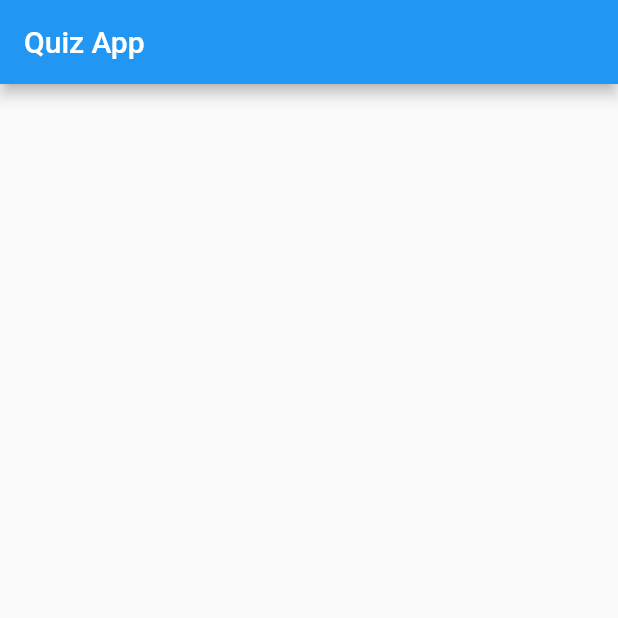
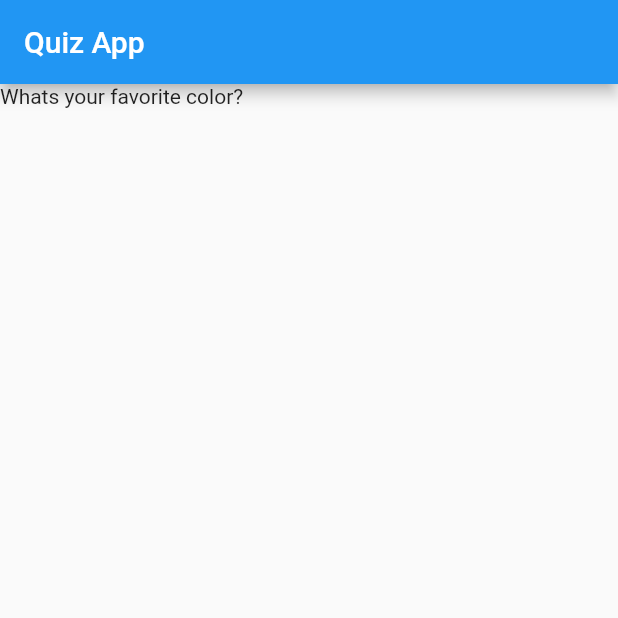
Before and after one commit to Devsaci/quizfulauihapp, a Flutter app: the screen it shows after launch, on a phone screen of 412 x 824 dp, the top half of it. Run offline on Flutter 3.47's test engine with Material 2 defaults, Android fonts, the phone set to English and light mode, and no system bars.

Commit message:
children const

```diff
--- a/lib/main.dart
+++ b/lib/main.dart
@@ -20,7 +20,11 @@ class _MyAppState extends State<MyApp> {
           title:  Text("Quiz App"),
         ),
         body: Container(
-          child: Column(),
+          child: Column(
+            children:  const <Widget>[
+              Text('Whats your favorite color?')
+            ],
+          ),
         ),
 
       ),
```
